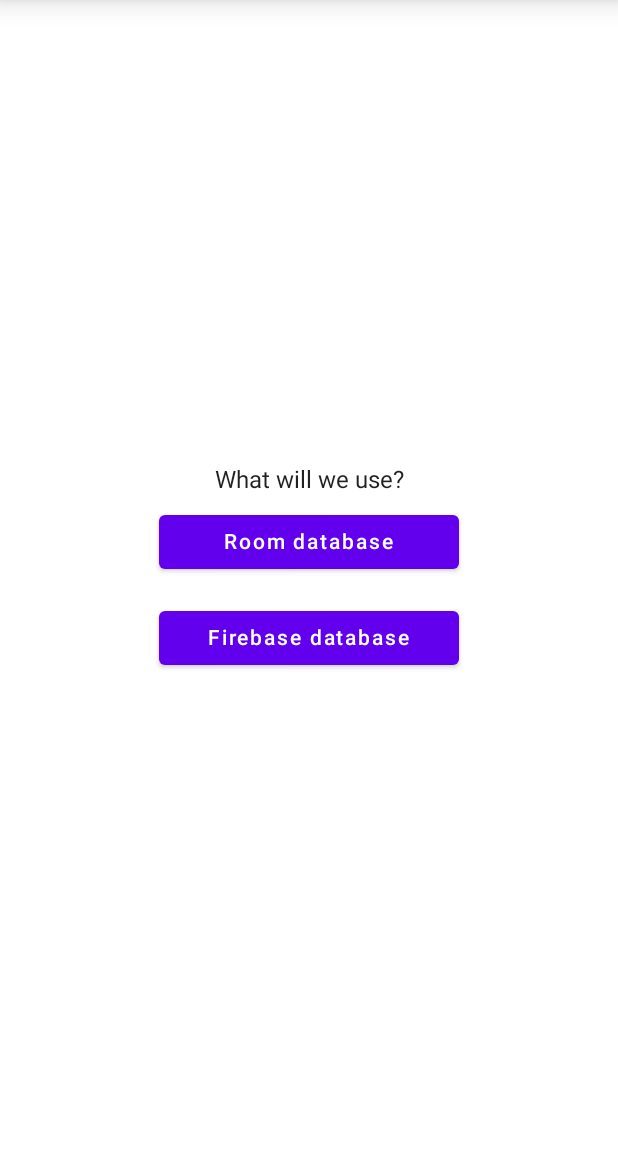
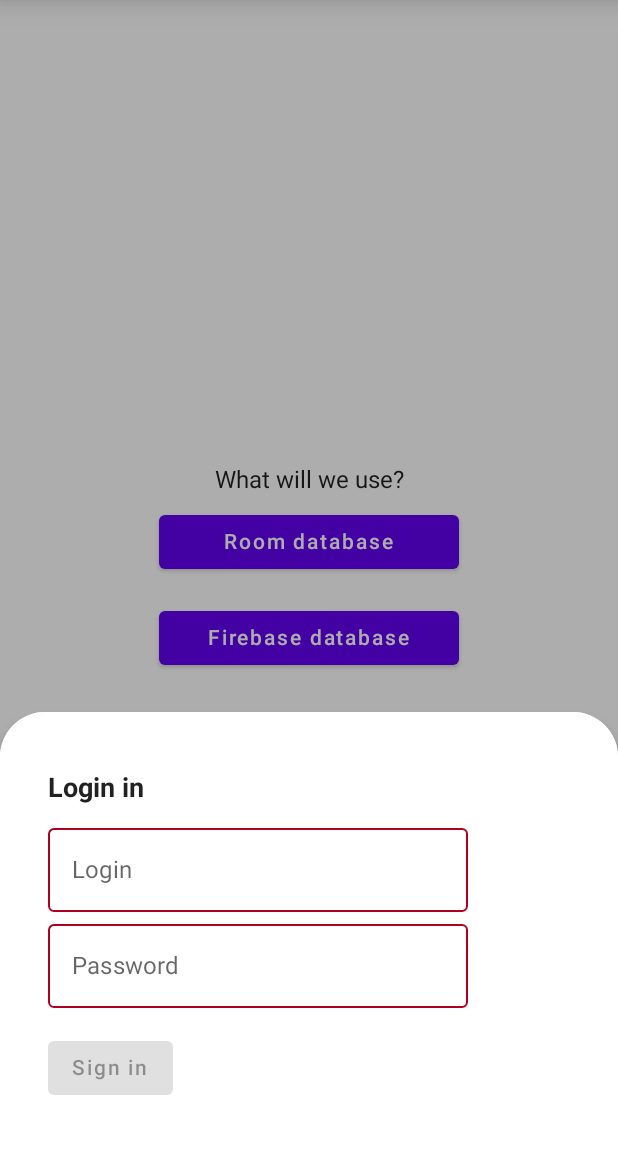
Before and after one commit to AitiLar/NotesAppMVVM, an Android app built with Jetpack Compose: the screen it shows after launch (MainActivity), after a tap on "Firebase database", on a phone screen of 412 x 824 dp, the part 84-1236 px from its top. Run offline under Robolectric (Android 15) with nearby library versions, the phone set to English and light mode, and no system bars.

Commit message:
Lesson-8

```diff
--- a/app/src/main/java/ai/lar/notesappmvvm/database/DatabaseRepository.kt
+++ b/app/src/main/java/ai/lar/notesappmvvm/database/DatabaseRepository.kt
@@ -11,4 +11,8 @@ interface DatabaseRepository {
     suspend fun update(note: Note, onSuccess: () -> Unit)
 
     suspend fun delete(note: Note, onSuccess: () -> Unit)
+
+    fun signOut() {}
+
+    fun connectToDatabase(onSuccess: () -> Unit, onFail: (String) -> Unit) {}
 }
--- a/app/src/main/java/ai/lar/notesappmvvm/screens/Start.kt
+++ b/app/src/main/java/ai/lar/notesappmvvm/screens/Start.kt
@@ -4,31 +4,81 @@ import ai.lar.notesappmvvm.MainViewModel
 import ai.lar.notesappmvvm.MainViewModelFactory
 import ai.lar.notesappmvvm.navigation.NavRoute
 import ai.lar.notesappmvvm.ui.theme.NotesAppMVVMTheme
+import ai.lar.notesappmvvm.utils.*
 import ai.lar.notesappmvvm.utils.Constants.Keys.FIREBASE_DATABASE
 import ai.lar.notesappmvvm.utils.Constants.Keys.ROOM_DATABASE
 import ai.lar.notesappmvvm.utils.Constants.Keys.WHAT_WILL_WE_USE
-import ai.lar.notesappmvvm.utils.TYPE_FIREBASE
-import ai.lar.notesappmvvm.utils.TYPE_ROOM
 import android.app.Application
+import android.util.Log
 import androidx.compose.foundation.layout.*
-import androidx.compose.material.Button
-import androidx.compose.material.Scaffold
-import androidx.compose.material.Text
-import androidx.compose.runtime.Composable
+import androidx.compose.foundation.shape.RoundedCornerShape
+import androidx.compose.material.*
+import androidx.compose.runtime.*
 import androidx.compose.ui.Alignment
 import androidx.compose.ui.Modifier
 import androidx.compose.ui.platform.LocalContext
+import androidx.compose.ui.text.font.FontWeight
 import androidx.compose.ui.tooling.preview.Preview
 import androidx.compose.ui.unit.dp
+import androidx.compose.ui.unit.sp
 import androidx.lifecycle.viewmodel.compose.viewModel
 import androidx.navigation.NavHostController
 import androidx.navigation.compose.rememberNavController
+import kotlinx.coroutines.launch
 
+@OptIn(ExperimentalMaterialApi::class)
 @Composable
 fun StartScreen(navController: NavHostController, viewModel: MainViewModel) {
     val context = LocalContext.current
-    val mViewModel: MainViewModel =
-        viewModel(factory = MainViewModelFactory(context.applicationContext as Application))
+    val bottomSheetState = rememberModalBottomSheetState(ModalBottomSheetValue.Hidden)
+    val coroutineScope = rememberCoroutineScope()
+    var login by remember { mutableStateOf(Constants.Keys.EMPTY) }
+    var password by remember { mutableStateOf(Constants.Keys.EMPTY) }
+
+    ModalBottomSheetLayout(
+        sheetState = bottomSheetState,
+        sheetElevation = 5.dp,
+        sheetShape = RoundedCornerShape(topStart = 30.dp, topEnd = 30.dp),
+        sheetContent = {
+            Surface {
+                Column(modifier = Modifier
+                    .fillMaxWidth()
+                    .padding(all = 32.dp)
+                ) {
+                    Text(
+                        text = Constants.Keys.LOGIN_IN,
+                        fontSize = 18.sp,
+                        fontWeight = FontWeight.Bold,
+                        modifier = Modifier.padding(vertical = 8.dp)
+                    )
+                    OutlinedTextField(
+                        value = login,
+                        onValueChange = { login = it },
+                        label = { Text(text = Constants.Keys.LOGIN_TEXT)},
+                        isError = login.isEmpty()
+                    )
+                    OutlinedTextField(
+                        value = password,
+                        onValueChange = { password = it },
+                        label = { Text(text = Constants.Keys.PASSWORD_TEXT)},
+                        isError = password.isEmpty()
+                    )
+                    Button(modifier = Modifier.padding(top = 16.dp),
+                        onClick = {
+                            LOGIN = login
+                            PASSWORD = password
+                        viewModel.initDatabase(TYPE_FIREBASE){
+                            Log.d("checkData", "Auth success")
+                        }
+                        },
+                        enabled = login.isNotEmpty() && password.isNotEmpty()
+                    ) {
+                        Text(text = Constants.Keys.SIGN_IN)
+                    }
+                }
+            }
+        }
+    ) {
         Scaffold(
             modifier = Modifier.fillMaxSize()) {
             Column (
@@ -38,7 +88,7 @@ fun StartScreen(navController: NavHostController, viewModel: MainViewModel) {
             ){
                 Text(text = WHAT_WILL_WE_USE)
                 Button(onClick = {
-                mViewModel.initDatabase(TYPE_ROOM){
+                    viewModel.initDatabase(TYPE_ROOM){
                         navController.navigate(route = NavRoute.Main.route)
                     }
 
@@ -50,8 +100,8 @@ fun StartScreen(navController: NavHostController, viewModel: MainViewModel) {
                     Text(text = ROOM_DATABASE)
                 }
                 Button(onClick = {
-                mViewModel.initDatabase(TYPE_FIREBASE){
-                    navController.navigate(route = NavRoute.Main.route)
+                    coroutineScope.launch {
+                        bottomSheetState.show()
                     }
 
                 },
@@ -65,6 +115,8 @@ fun StartScreen(navController: NavHostController, viewModel: MainViewModel) {
         }
     }
 
+}
+
 @Preview(showBackground = true)
 @Composable
 fun prevStartScreen(){
--- a/app/src/main/java/ai/lar/notesappmvvm/utils/Constants.kt
+++ b/app/src/main/java/ai/lar/notesappmvvm/utils/Constants.kt
@@ -7,6 +7,8 @@ const val TYPE_ROOM = "type_room"
 const val TYPE_FIREBASE = "type_firebase"
 
 lateinit var REPOSITORY: DatabaseRepository
+lateinit var LOGIN: String
+lateinit var PASSWORD: String
 
 object Constants{
     object Keys{
@@ -29,6 +31,10 @@ object Constants{
         const val EDIT_NOTE = "Edit note"
         const val EMPTY = ""
         const val UPDATE_NOTE = "Update note"
+        const val SIGN_IN = "Sign in"
+        const val LOGIN_IN = "Login in"
+        const val LOGIN_TEXT = "Login"
+        const val PASSWORD_TEXT = "Password"
     }
 
     object Screens{
```
Also changed, not shown: app/src/main/java/ai/lar/notesappmvvm/MainViewModel.kt (+8 -0 lines), app/src/main/java/ai/lar/notesappmvvm/database/firebase/AppFirebaseRepository.kt (added, +40 -0 lines). Lines whose indentation alone changed are shown as unchanged.
